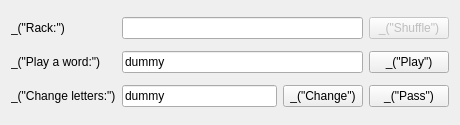
Before: the Qt Designer form qt/ui/player_widget.ui in cjlano/eliot, drawn with Qt 5.
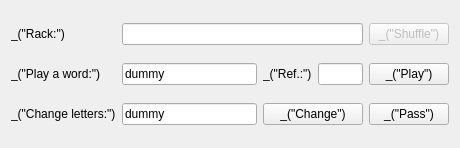
After: the same form once the commit is applied.

Patch:
```diff
--- a/qt/ui/player_widget.ui
+++ b/qt/ui/player_widget.ui
@@ -6,13 +6,10 @@
     <x>0</x>
     <y>0</y>
     <width>460</width>
-    <height>125</height>
+    <height>148</height>
    </rect>
   </property>
-  <layout class="QGridLayout" >
-   <property name="horizontalSpacing" >
-    <number>-1</number>
-   </property>
+  <layout class="QGridLayout" name="gridLayout" >
    <item row="0" column="0" >
     <widget class="QLabel" name="label" >
      <property name="text" >
@@ -20,14 +17,14 @@
      </property>
     </widget>
    </item>
-   <item row="0" column="1" colspan="2" >
+   <item row="0" column="1" colspan="3" >
     <widget class="QLineEdit" name="lineEditRack" >
      <property name="readOnly" >
       <bool>true</bool>
      </property>
     </widget>
    </item>
-   <item row="0" column="3" >
+   <item row="0" column="4" >
     <widget class="QPushButton" name="pushButtonShuffle" >
      <property name="enabled" >
       <bool>false</bool>
@@ -44,7 +41,7 @@
      </property>
     </widget>
    </item>
-   <item row="1" column="1" colspan="2" >
+   <item row="1" column="1" >
     <widget class="QLineEdit" name="lineEditPlay" >
      <property name="toolTip" >
       <string>_("To play a word, enter the word (case sensitive) and its coordinates. E.g.: WORD H4")</string>
@@ -58,6 +55,31 @@
     </widget>
    </item>
    <item row="1" column="3" >
+    <widget class="QLineEdit" name="lineEditCoords" >
+     <property name="sizePolicy" >
+      <sizepolicy vsizetype="Fixed" hsizetype="Fixed" >
+       <horstretch>0</horstretch>
+       <verstretch>0</verstretch>
+      </sizepolicy>
+     </property>
+     <property name="maximumSize" >
+      <size>
+       <width>45</width>
+       <height>16777215</height>
+      </size>
+     </property>
+     <property name="toolTip" >
+      <string>_("Enter the coordinates of the word.
+Specify the row before the column for horizontal words,
+ and the column before the row for vertical words.
+E.g.: H4 or 4H")</string>
+     </property>
+     <property name="statusTip" >
+      <string>_("Enter the coordinates of the word. Specify the row before the column for horizontal words, and the column before the row for vertical words. E.g.: H4 or 4H")</string>
+     </property>
+    </widget>
+   </item>
+   <item row="1" column="4" >
     <widget class="QPushButton" name="pushButtonPlay" >
      <property name="text" >
       <string>_("Play")</string>
@@ -81,20 +103,27 @@
      </property>
     </widget>
    </item>
-   <item row="2" column="2" >
+   <item row="2" column="2" colspan="2" >
     <widget class="QPushButton" name="pushButtonChange" >
      <property name="text" >
       <string>_("Change")</string>
      </property>
     </widget>
    </item>
-   <item row="2" column="3" >
+   <item row="2" column="4" >
     <widget class="QPushButton" name="pushButtonPass" >
      <property name="text" >
       <string>_("Pass")</string>
      </property>
     </widget>
    </item>
+   <item row="1" column="2" >
+    <widget class="QLabel" name="label_3" >
+     <property name="text" >
+      <string>_("Ref.:")</string>
+     </property>
+    </widget>
+   </item>
   </layout>
  </widget>
  <resources/>
```
Left out of the diff: 6 changed lines with no effect on the pictures.
